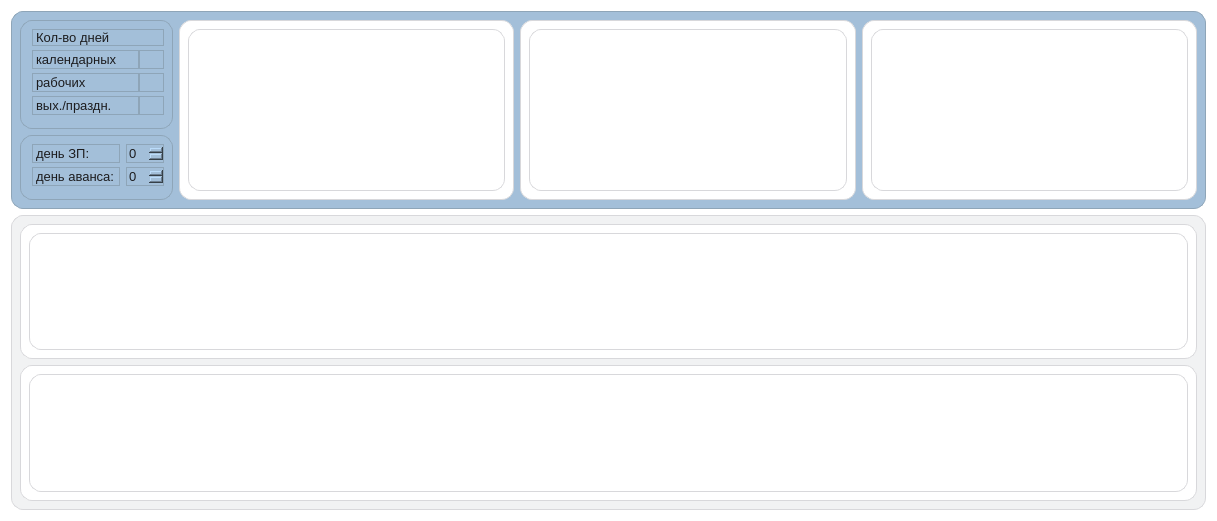
Old version of the form ui/cash.ui in the repository CatMolnia/CASH.
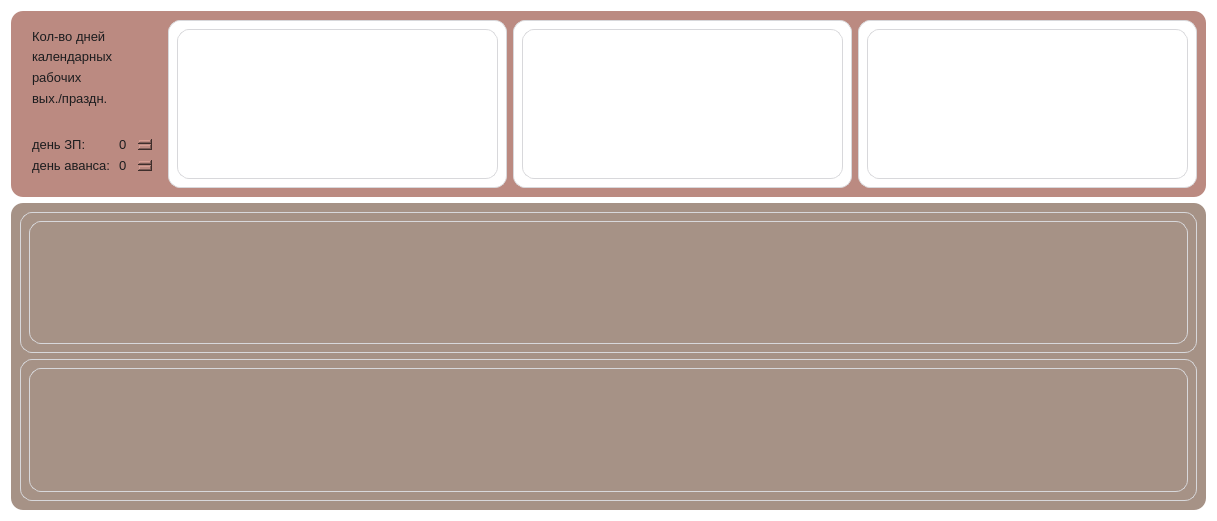
New version of the form.

What changed in the file:
```diff
--- a/ui/cash.ui
+++ b/ui/cash.ui
@@ -35,14 +35,14 @@
      </property>
      <property name="styleSheet">
       <string notr="true">QWidget {
-    background: #A3BFD9;  /* холодный металлик с голубым оттенком */
+    background: #BB8A81;
 
     color: #1C1C1E;
 
     font-family: &quot;SF Pro Text&quot;, &quot;Helvetica Neue&quot;, &quot;Helvetica&quot;, &quot;Arial&quot;;
     font-size: 13px;
 
-    border: 1px solid #8EA5B8;
+    border: none;
     border-radius: 12px;
 }</string>
      </property>
@@ -452,14 +452,14 @@
      </property>
      <property name="styleSheet">
       <string notr="true">QWidget {
-    background: #F1F2F3;
+    background: #A69286;
 
     color: #1C1C1E;
 
     font-family: &quot;SF Pro Text&quot;, &quot;Helvetica Neue&quot;, &quot;Helvetica&quot;, &quot;Arial&quot;;
     font-size: 13px;
 
-    border: 1px solid #D8D8DB;
+    border: none;
     border-radius: 12px;
 }</string>
      </property>
@@ -476,7 +476,6 @@
           </property>
           <property name="styleSheet">
            <string notr="true">QWidget {
-    background: #FFFFFF;
 
     color: #1C1C1E;
 
@@ -504,7 +503,6 @@
           </property>
           <property name="styleSheet">
            <string notr="true">QWidget {
-    background: #FFFFFF;
 
     color: #1C1C1E;
 
```
